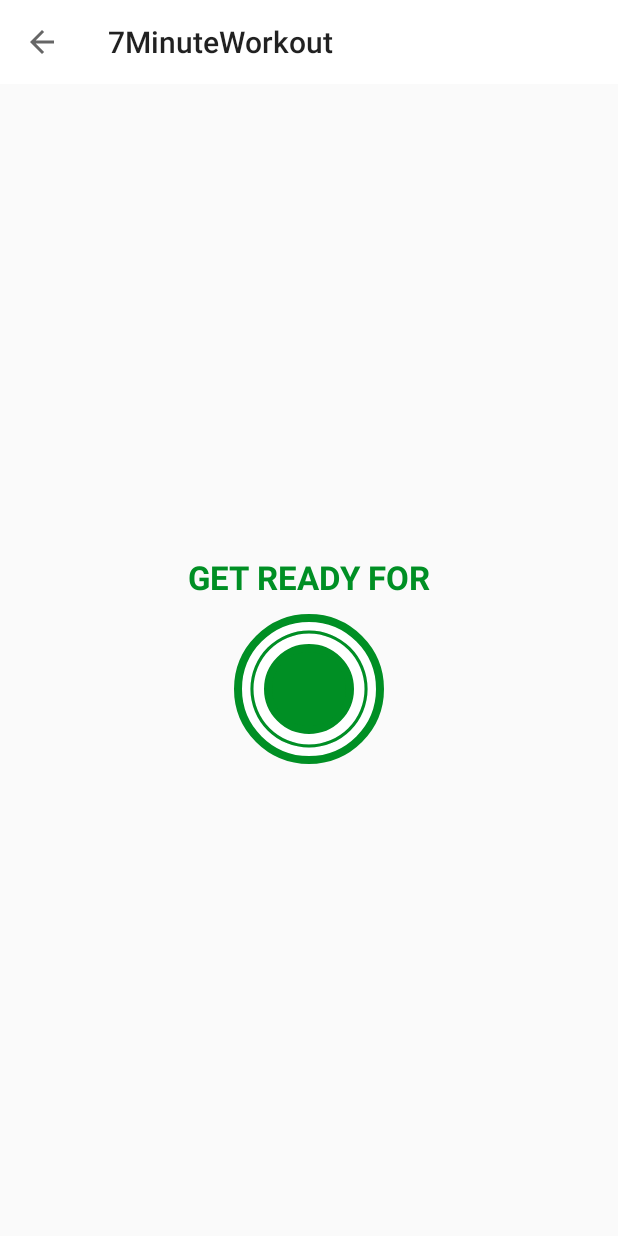
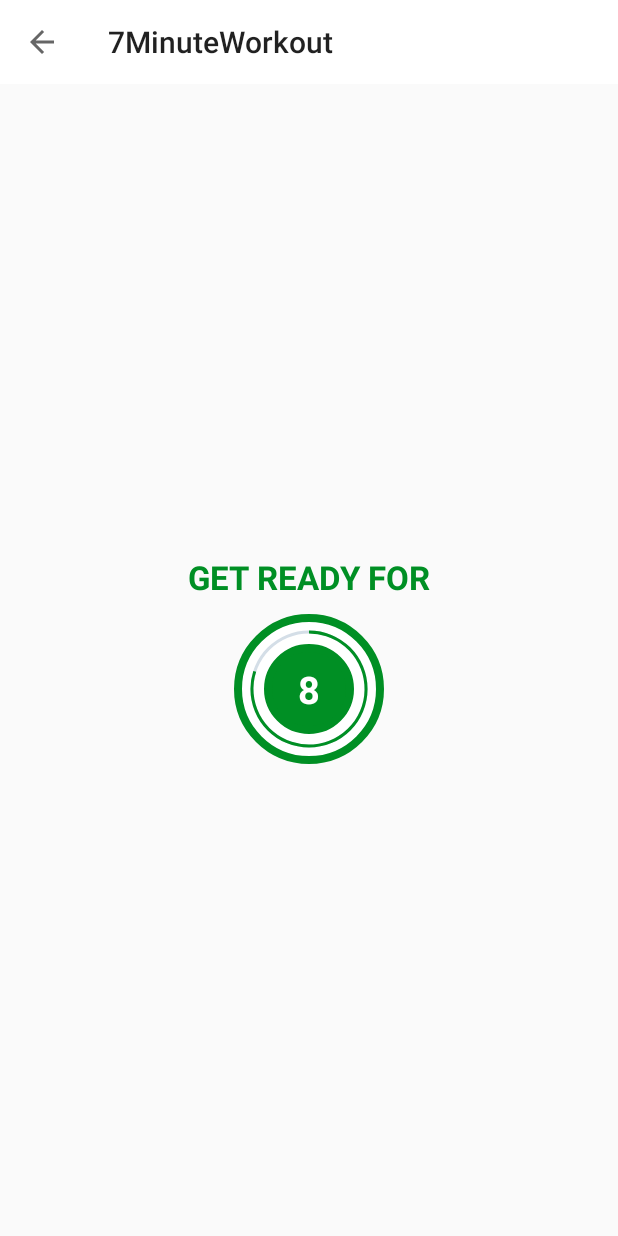
Before and after one commit to ivapapac/a7MinuteWorkout, an Android app: the ExerciseActivity screen opened directly, with no data from a screen before it, on a phone screen of 412 x 824 dp. Run offline under Robolectric (Android 15) with nearby library versions, the phone set to English and light mode, and no system bars.

Commit message:
Added exercise timer

```diff
--- /dev/null
+++ b/app/src/main/java/com/example/a7minuteworkout/Constants.kt
@@ -0,0 +1,119 @@
+package com.example.a7minuteworkout
+
+class Constants {
+    companion object {
+        fun defaultExerciseList(): ArrayList<ExerciseModel> {
+
+            val jumpingJacks = ExerciseModel(
+                1,
+                "Jumping Jacks",
+                R.drawable.ic_jumping_jacks,
+                false,
+                false
+            )
+
+            val abdominalCrunch = ExerciseModel(
+                2,
+                "Abdominal Crunch",
+                R.drawable.ic_abdominal_crunch,
+                false,
+                false
+            )
+
+            val highKnees = ExerciseModel(
+                3,
+                "High knees running in place",
+                R.drawable.ic_high_knees_running_in_place,
+                false,
+                false
+            )
+
+            val lunge = ExerciseModel(
+                4,
+                "Lunge",
+                R.drawable.ic_lunge,
+                false,
+                false
+            )
+
+            val plank = ExerciseModel(
+                5,
+                "Plank",
+                R.drawable.ic_plank,
+                false,
+                false
+            )
+
+            val pushup = ExerciseModel(
+                6,
+                "Push up",
+                R.drawable.ic_push_up,
+                false,
+                false
+            )
+
+            val pushupRotation = ExerciseModel(
+                7,
+                "Push up & rotation",
+                R.drawable.ic_push_up_and_rotation,
+                false,
+                false
+            )
+
+            val sidePlank = ExerciseModel(
+                8,
+                "Side plank",
+                R.drawable.ic_side_plank,
+                false,
+                false
+            )
+
+            val squat = ExerciseModel(
+                9,
+                "Squat",
+                R.drawable.ic_squat,
+                false,
+                false
+            )
+
+            val stepUp = ExerciseModel(
+                10,
+                "Step up onto chair",
+                R.drawable.ic_step_up_onto_chair,
+                false,
+                false
+            )
+
+            val triceps = ExerciseModel(
+                11,
+                "Triceps dip on chair",
+                R.drawable.ic_triceps_dip_on_chair,
+                false,
+                false
+            )
+
+            val wallSit = ExerciseModel(
+                12,
+                "Wall sit",
+                R.drawable.ic_wall_sit,
+                false,
+                false
+            )
+
+            return arrayListOf(
+                jumpingJacks,
+                abdominalCrunch,
+                highKnees,
+                lunge,
+                plank,
+                pushup,
+                pushupRotation,
+                sidePlank,
+                squat,
+                stepUp,
+                triceps,
+                wallSit
+            )
+        }
+    }
+}
--- a/app/src/main/java/com/example/a7minuteworkout/ExerciseActivity.kt
+++ b/app/src/main/java/com/example/a7minuteworkout/ExerciseActivity.kt
@@ -2,18 +2,100 @@ package com.example.a7minuteworkout
 
 import androidx.appcompat.app.AppCompatActivity
 import android.os.Bundle
+import android.os.CountDownTimer
+import android.view.View
+import android.widget.Toast
 import kotlinx.android.synthetic.main.activity_exercise.*
 
 class ExerciseActivity : AppCompatActivity() {
+
+    private var restTimer: CountDownTimer? = null
+    private var restProgress: Int = 0
+
+    private var exerciseTimer: CountDownTimer? = null
+    private var exerciseProgress: Int = 0
+
+    private var exerciseList: ArrayList<ExerciseModel>? = null
+    private var currentExercisePosition : Int = -1
+
     override fun onCreate(savedInstanceState: Bundle?) {
         super.onCreate(savedInstanceState)
         setContentView(R.layout.activity_exercise)
 
-        setSupportActionBar(toolbar_exercise_toolbar)
+        setSupportActionBar(toolbar_exercise_activity)
         supportActionBar?.setDisplayHomeAsUpEnabled(true)
 
-        toolbar_exercise_toolbar.setNavigationOnClickListener {
+        toolbar_exercise_activity.setNavigationOnClickListener {
             onBackPressed()
         }
+
+        setupRestView()
+
+        exerciseList = Constants.defaultExerciseList()
+    }
+
+    override fun onDestroy() {
+        if (restTimer != null) {
+            restTimer!!.cancel()
+            restProgress = 0
+        }
+
+        super.onDestroy()
+    }
+
+    private fun setRestProgressBar() {
+        progressBar.progress = restProgress
+        restTimer = object : CountDownTimer(10000, 1000) {
+            override fun onTick(millisUntilFinished: Long) {
+                restProgress++
+                progressBar.progress = 10 - restProgress
+                tvTimer.text = (10 - restProgress).toString()
+            }
+
+            override fun onFinish() {
+                currentExercisePosition++
+                setupExerciseView()
+            }
+        }.start()
+    }
+
+    private fun setupRestView() {
+        if (restTimer != null) {
+            restTimer!!.cancel()
+            restProgress = 0
+        }
+
+        setRestProgressBar()
+    }
+
+    private fun setExerciseProgressBar() {
+        progressBarExercise.progress = exerciseProgress
+        exerciseTimer = object : CountDownTimer(30000, 1000) {
+            override fun onTick(millisUntilFinished: Long) {
+                exerciseProgress++
+                progressBarExercise.progress = 30 - exerciseProgress
+                tvExerciseTimer.text = (30 - exerciseProgress).toString()
+            }
+
+            override fun onFinish() {
+                Toast.makeText(
+                    this@ExerciseActivity,
+                    "Here we will start next rest timer",
+                    Toast.LENGTH_SHORT
+                ).show()
+            }
+        }.start()
+    }
+
+    private fun setupExerciseView() {
+        llExerciseView.visibility = View.VISIBLE
+        ll_rest_view.visibility = View.GONE
+
+        if (exerciseTimer != null) {
+            exerciseTimer!!.cancel()
+            exerciseProgress = 0
+        }
+
+        setExerciseProgressBar()
     }
 }
--- /dev/null
+++ b/app/src/main/java/com/example/a7minuteworkout/ExerciseModel.kt
@@ -0,0 +1,49 @@
+package com.example.a7minuteworkout
+
+class ExerciseModel(
+    private var id: Int,
+    private var name: String,
+    private var image: Int,
+    private var isCompleted: Boolean,
+    private var isSelected: Boolean
+) {
+    fun getId() : Int {
+        return id
+    }
+
+    fun setId(id: Int){
+        this.id = id
+    }
+
+    fun getName() : String {
+        return name
+    }
+
+    fun setName(name: String) {
+        this.name = name
+    }
+
+    fun getImage() : Int {
+        return image
+    }
+
+    fun setImage(image: Int) {
+        this.image = image
+    }
+
+    fun getIsCompleted() : Boolean {
+        return isCompleted
+    }
+
+    fun setIsCompleted(isCompleted: Boolean) {
+        this.isCompleted = isCompleted
+    }
+
+    fun getIsSelected() : Boolean {
+        return isSelected
+    }
+
+    fun setIsSelected(isSelected: Boolean){
+        this.isSelected = isSelected
+    }
+}
--- a/app/src/main/res/layout/activity_exercise.xml
+++ b/app/src/main/res/layout/activity_exercise.xml
@@ -8,7 +8,7 @@
     tools:context=".ExerciseActivity">
 
     <androidx.appcompat.widget.Toolbar
-        android:id="@+id/toolbar_exercise_toolbar"
+        android:id="@+id/toolbar_exercise_activity"
         android:layout_width="match_parent"
         android:layout_height="?android:attr/actionBarSize"
         android:background="@color/white" />
@@ -17,7 +17,7 @@
         android:id="@+id/ll_rest_view"
         android:layout_width="match_parent"
         android:layout_height="match_parent"
-        android:layout_below="@id/toolbar_exercise_toolbar"
+        android:layout_below="@id/toolbar_exercise_activity"
         android:gravity="center"
         android:orientation="vertical"
         android:visibility="visible">
@@ -71,4 +71,65 @@
 
     </LinearLayout>
 
+    <LinearLayout
+        android:id="@+id/llExerciseView"
+        android:layout_width="match_parent"
+        android:layout_height="match_parent"
+        android:layout_below="@id/toolbar_exercise_activity"
+        android:gravity="center"
+        android:orientation="vertical"
+        android:visibility="gone"
+        tools:visibility="visible">
+
+        <TextView
+            android:id="@+id/tvExerciseName"
+            android:layout_width="wrap_content"
+            android:layout_height="wrap_content"
+            android:text="Exercise Name"
+            android:textColor="@color/colorAccent"
+            android:textSize="18sp"
+            android:textStyle="bold" />
+
+        <FrameLayout
+            android:layout_width="100dp"
+            android:layout_height="100dp"
+            android:layout_marginTop="15dp"
+            android:layout_marginBottom="15dp"
+            android:background="@drawable/item_circular_color_accent_border">
+
+            <ProgressBar
+                android:id="@+id/progressBarExercise"
+                style="?android:attr/progressBarStyleHorizontal"
+                android:layout_width="100dp"
+                android:layout_height="100dp"
+                android:layout_gravity="center"
+                android:background="@drawable/circular_progress_bar_grey"
+                android:indeterminate="false"
+                android:max="30"
+                android:progress="100"
+                android:progressDrawable="@drawable/circular_progress_bar"
+                android:rotation="-90" />
+
+            <LinearLayout
+                android:layout_width="60dp"
+                android:layout_height="60dp"
+                android:layout_gravity="center"
+                android:background="@drawable/item_circular_color_accent_background"
+                android:gravity="center">
+
+                <TextView
+                    android:id="@+id/tvExerciseTimer"
+                    android:layout_width="wrap_content"
+                    android:layout_height="wrap_content"
+                    android:textColor="#FFFFFF"
+                    android:textSize="25sp"
+                    android:textStyle="bold"
+                    tools:text="30" />
+
+            </LinearLayout>
+
+        </FrameLayout>
+
+    </LinearLayout>
+
 </RelativeLayout>
```
Also changed, not shown: app/src/main/res/drawable/ic_abdominal_crunch.png (added), app/src/main/res/drawable/ic_high_knees_running_in_place.png (added), app/src/main/res/drawable/ic_jumping_jacks.png (added), app/src/main/res/drawable/ic_lunge.png (added), app/src/main/res/drawable/ic_plank.png (added), app/src/main/res/drawable/ic_push_up.png (added), app/src/main/res/drawable/ic_push_up_and_rotation.png (added), app/src/main/res/drawable/ic_side_plank.png (added), app/src/main/res/drawable/ic_squat.png (added), app/src/main/res/drawable/ic_step_up_onto_chair.png (added), app/src/main/res/drawable/ic_triceps_dip_on_chair.png (added), app/src/main/res/drawable/ic_wall_sit.png (added).
